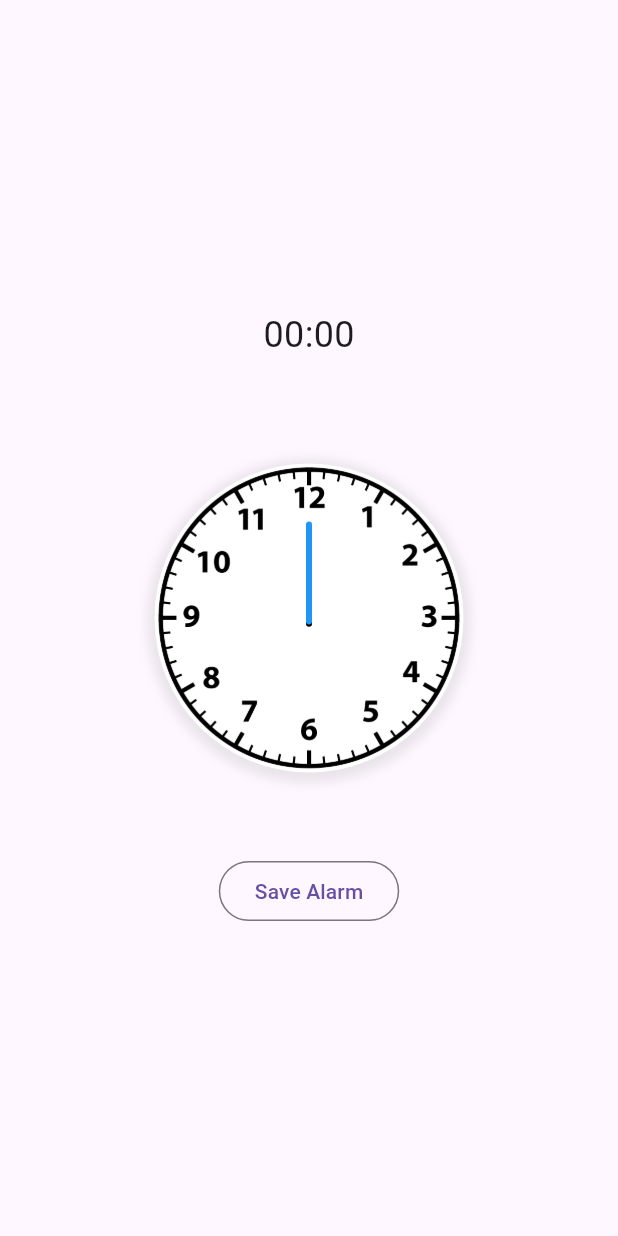
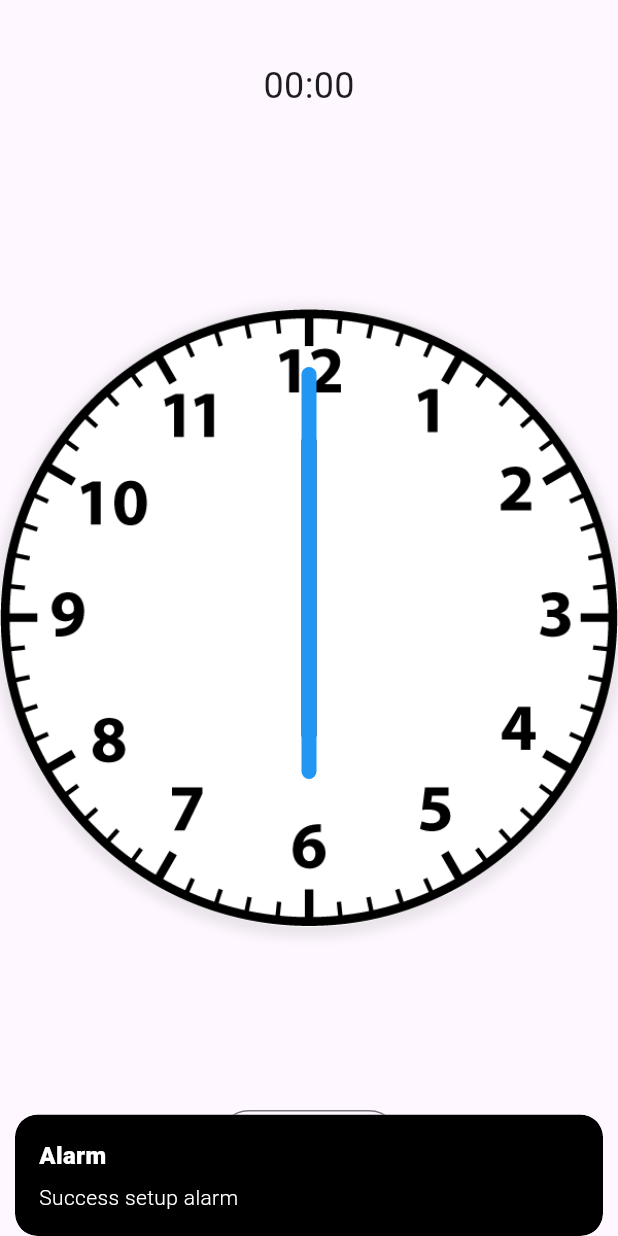
Before and after one commit to milzamhibatullah/clock-analog, a Flutter app: the screen it shows after launch, after a tap on "Save Alarm", on a phone screen of 412 x 824 dp. Run offline on Flutter 3.47's test engine with Material 2 defaults, Android fonts, the light colour scheme and no system bars; our stand-ins replace fl_chart, flutter_local_notifications, get, timezone.

Commit message:
fix: width and height & add snackbar

```diff
--- a/lib/component/clock.dart
+++ b/lib/component/clock.dart
@@ -8,7 +8,6 @@ import 'package:stockbit_clock_test/component/hours_hand.dart';
 import 'package:stockbit_clock_test/component/minute_hand.dart';
 import 'package:stockbit_clock_test/controller/alarm_controller.dart';
 import 'package:stockbit_clock_test/service/notification_service.dart';
-
 
 class Clock extends StatefulWidget {
   @override
@@ -33,7 +32,7 @@ class ClockState extends State<Clock> {
   @override
   Widget build(BuildContext context) {
     return Padding(
-      padding: EdgeInsets.symmetric(vertical: Get.height / 4),
+      padding: const EdgeInsets.symmetric(vertical: 40.0),
       child: Stack(
         alignment: Alignment.center,
         children: [
@@ -52,7 +51,7 @@ class ClockState extends State<Clock> {
 
           ///clock body
           Container(
-            height: Get.height / 4,
+            height: Get.height / 2,
             width: Get.width,
             decoration: const BoxDecoration(
                 shape: BoxShape.circle,
@@ -69,7 +68,7 @@ class ClockState extends State<Clock> {
             angle: 0.0,
             child: Image.asset(
               'images/clock_number.png',
-              height: Get.height / 4.1,
+              height: Get.height / 2,
             ),
           ),
 
@@ -87,6 +86,15 @@ class ClockState extends State<Clock> {
                 ///setup alarm
                 await _alarmController.setUpAlarm(
                     service: _notificationService);
+
+                ///display snackbar
+                Get.snackbar(
+                  'Alarm',
+                  'Success setup alarm',
+                  backgroundColor: Colors.black,
+                  colorText: Colors.white,
+                  snackPosition: SnackPosition.BOTTOM,
+                );
               },
               child: ct.text(text: 'Save Alarm'),
             ),
--- a/lib/component/hours_hand.dart
+++ b/lib/component/hours_hand.dart
@@ -14,22 +14,23 @@ class HourHand extends StatelessWidget{
         child: Transform.translate(
           offset: const Offset(0, 20),
           child: Center(
-            child: Container(
-              height: Get.height/16,
-              width: 4,
-              decoration: BoxDecoration(
-                color: Colors.black,
-                borderRadius: BorderRadius.circular(32),
-              ),
-              child: GestureDetector(
+            child:GestureDetector(
+              behavior: HitTestBehavior.opaque,
               onPanEnd: (details){
                 Future.delayed(const Duration(microseconds: 100),(){
                   ///setup hours angle when clock hands is drag
                   _alarmController.setUpHoursAngle();
                 });
               },
+              child: Container(
+                height: Get.height/4,
+                width: 10.0,
+                decoration: BoxDecoration(
+                  color: Colors.black,
+                  borderRadius: BorderRadius.circular(32),
                 ),
               ),
+            ) ,
           ),
         ),
       )),
--- a/lib/component/minute_hand.dart
+++ b/lib/component/minute_hand.dart
@@ -14,20 +14,21 @@ class MinuteHand extends StatelessWidget{
         child: Transform.translate(
           offset: const Offset(0, 30),
           child: Center(
-            child: Container(
-              height: Get.height/12,
-              width: 4,
-              decoration: BoxDecoration(
-                color: Colors.blue,
-                borderRadius: BorderRadius.circular(32),
+            child:GestureDetector(
+              behavior: HitTestBehavior.opaque,
+              onPanUpdate: (details){
+                ///setup minutes angle when clock hands is drag
+                _alarmController.setUpMinuteAngle(direction:details.localPosition.direction );
+              },
+              child: Container(
+                height: Get.height/3,
+                width: 10,
+                decoration: BoxDecoration(
+                  color: Colors.blue,
+                  borderRadius: BorderRadius.circular(32),
+                ),
               ),
-              child: GestureDetector(
-                onPanUpdate: (details){
-                  ///setup minutes angle when clock hands is drag
-                  _alarmController.setUpMinuteAngle(direction:details.localPosition.direction );
-                },
-              ),
-            ),
+            ) ,
           ),
         ),
       )),
--- a/lib/screen/base_screen.dart
+++ b/lib/screen/base_screen.dart
@@ -1,4 +1,5 @@
 import 'package:flutter/material.dart';
+import 'package:flutter/services.dart';
 import 'package:get/get.dart';
 import 'package:stockbit_clock_test/component/clock.dart';
 import 'package:stockbit_clock_test/controller/alarm_controller.dart';
@@ -19,6 +20,11 @@ class BaseScreenState extends State<BaseScreen> {
   @override
   void initState() {
     super.initState();
+    ///setup screen to portrait only
+    SystemChrome.setPreferredOrientations([
+      DeviceOrientation.portraitUp,
+      DeviceOrientation.portraitDown,
+    ]);
   }
 
   @override
--- a/lib/screen/detail_alarm_screen.dart
+++ b/lib/screen/detail_alarm_screen.dart
@@ -63,7 +63,7 @@ class DetailAlarmState extends State<DetailAlarmScreen> {
                           child: BarChart(
                             BarChartData(
                               alignment: BarChartAlignment.center,
-                              maxY: _alarmController.seconds.value * 1.5,
+                              maxY: _alarmController.seconds.value +10000,
                               minY: 3600,
 
                               ///bargroups is list of data to display on chart, example below is 1 data
@@ -114,7 +114,7 @@ class DetailAlarmState extends State<DetailAlarmScreen> {
     return SideTitleWidget(
       axisSide: meta.axisSide,
       space: 10,
-      child: ct.text(text: text),
+      child: ct.text(text: text,size: 10.0),
     );
   }
 
```
Lines whose indentation alone changed are shown as unchanged.
